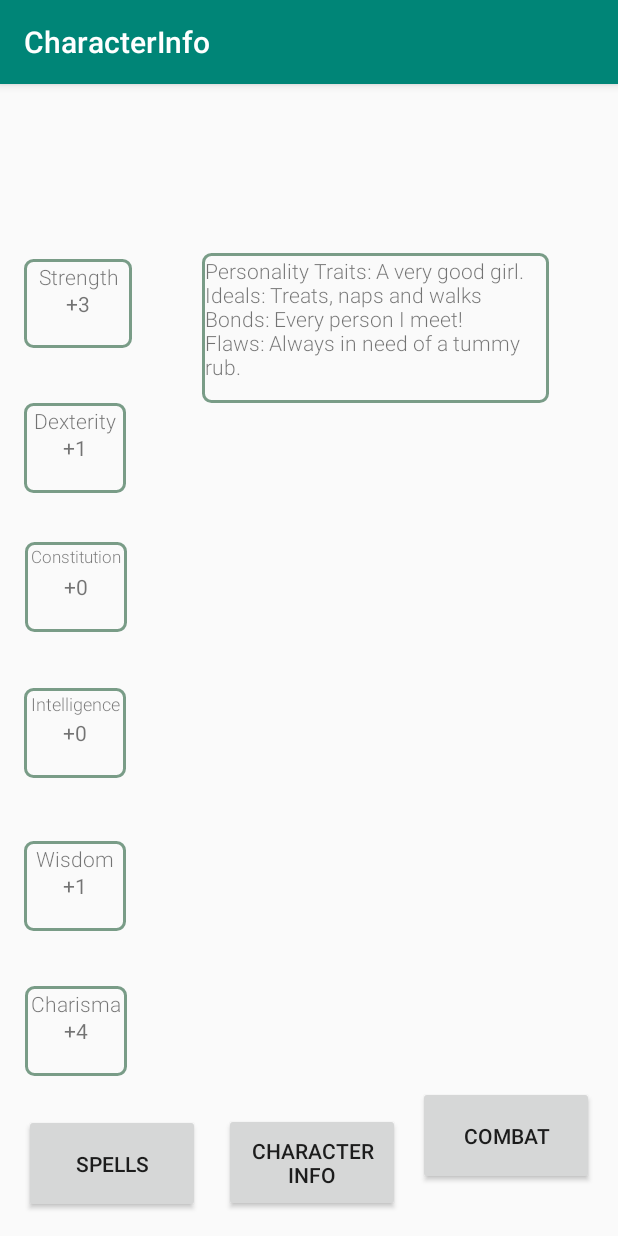
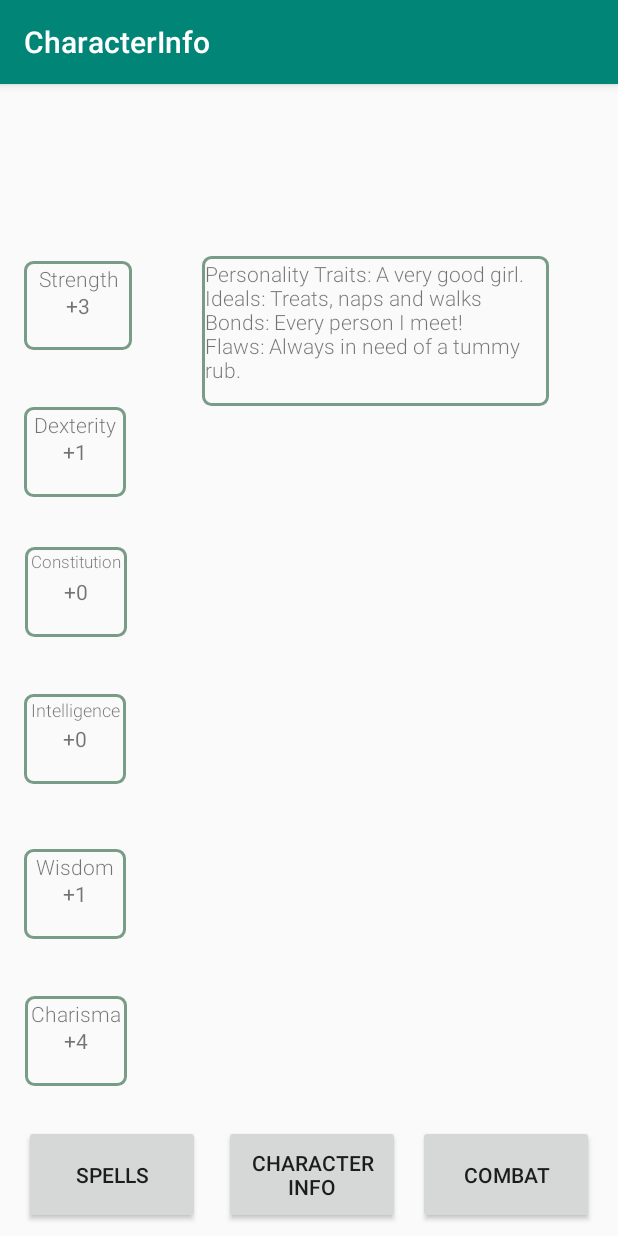
Before and after one commit to ballj10/CO2, an Android app: the CharacterInfo screen opened directly, with no data from a screen before it, on a phone screen of 412 x 824 dp. Run offline under Robolectric (Android 15) with nearby library versions, the phone set to English and light mode, and no system bars.

```diff
--- a/app/src/main/AndroidManifest.xml
+++ b/app/src/main/AndroidManifest.xml
@@ -9,9 +9,10 @@
         android:roundIcon="@mipmap/ic_launcher_round"
         android:supportsRtl="true"
         android:theme="@style/AppTheme">
+        <activity android:name=".roll"></activity>
         <activity
             android:name=".CharacterInfo"
-            android:label="@string/title_activity_character_info"></activity>
+            android:label="@string/title_activity_character_info" />
         <activity android:name=".CharacterSelection" />
         <activity android:name=".HomePage" />
         <activity
--- a/app/src/main/res/layout/activity_character_info.xml
+++ b/app/src/main/res/layout/activity_character_info.xml
@@ -162,9 +162,7 @@
         android:text="Spells"
         app:layout_constraintBottom_toBottomOf="parent"
         app:layout_constraintEnd_toStartOf="@+id/characterNav"
-        app:layout_constraintStart_toStartOf="parent"
-        app:layout_constraintTop_toTopOf="parent"
-        app:layout_constraintVertical_bias="0.989" />
+        app:layout_constraintStart_toStartOf="parent" />
 
     <Button
         android:id="@+id/characterNav"
@@ -172,17 +170,14 @@
         android:layout_height="66dp"
         android:layout_marginStart="8dp"
         android:layout_marginLeft="8dp"
-        android:layout_marginTop="8dp"
         android:layout_marginEnd="8dp"
         android:layout_marginRight="4dp"
-        android:layout_marginBottom="16dp"
+        android:layout_marginBottom="8dp"
         android:text="Character Info"
         android:textSize="14sp"
         app:layout_constraintBottom_toBottomOf="parent"
         app:layout_constraintEnd_toStartOf="@+id/combatNav"
-        app:layout_constraintStart_toEndOf="@+id/spellsNav"
-        app:layout_constraintTop_toTopOf="parent"
-        app:layout_constraintVertical_bias="1.0" />
+        app:layout_constraintStart_toEndOf="@+id/spellsNav" />
 
     <Button
         android:id="@+id/combatNav"
@@ -190,15 +185,13 @@
         android:layout_height="66dp"
         android:layout_marginStart="4dp"
         android:layout_marginLeft="4dp"
-        android:layout_marginTop="650dp"
         android:layout_marginEnd="16dp"
         android:layout_marginRight="16dp"
-        android:layout_marginBottom="16dp"
+        android:layout_marginBottom="8dp"
         android:text="Combat"
         app:layout_constraintBottom_toBottomOf="parent"
         app:layout_constraintEnd_toEndOf="parent"
-        app:layout_constraintStart_toEndOf="@+id/characterNav"
-        app:layout_constraintTop_toTopOf="parent" />
+        app:layout_constraintStart_toEndOf="@+id/characterNav" />
 
     <TextView
         android:id="@+id/con"
```
Also changed, not shown: app/src/main/java/com/example/co2/HomePage.java (+12 -0 lines), app/src/main/java/com/example/co2/roll.java (added, +69 -0 lines), app/src/main/res/layout/activity_home_page.xml (+15 -0 lines), app/src/main/res/layout/activity_login.xml (+15 -0 lines), app/src/main/res/layout/activity_roll.xml (added, +42 -0 lines).
